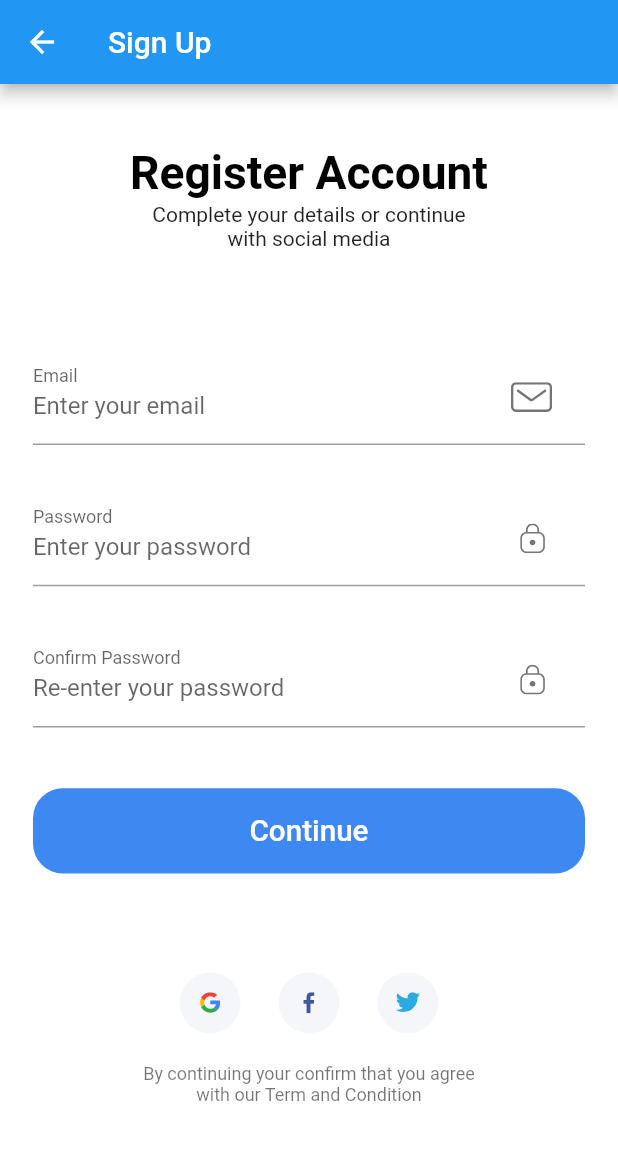
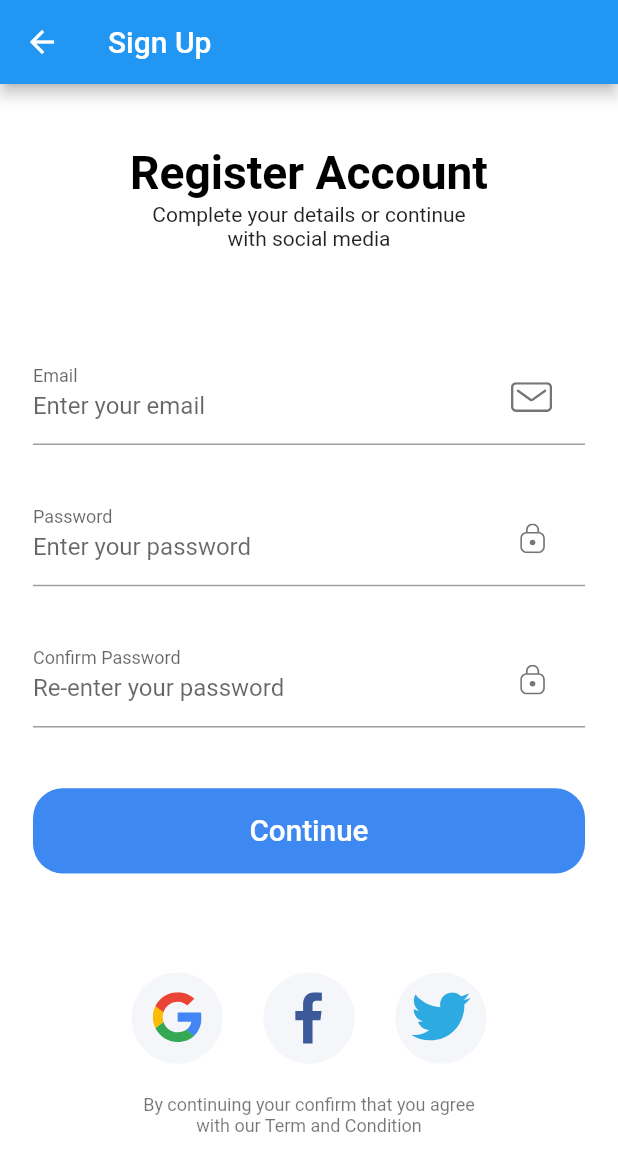
Before and after one commit to TabanschiAlex/store_mobile, a Flutter app: the SignUpScreen screen opened by its route, on a phone screen of 412 x 824 dp. Shown: the top 1171 px of the screen. Run offline on Flutter 3.47's test engine with Material 2 defaults, Android fonts, the phone set to English and light mode, and no system bars; our stand-ins replace flutter_svg; Roboto replaces fonts that are missing (Arial).

Commit message:
social card

```diff
--- a/lib/components/social_card.dart
+++ b/lib/components/social_card.dart
@@ -20,8 +20,8 @@ class SocialCard extends StatelessWidget {
         margin:
             EdgeInsets.symmetric(horizontal: getProportionateScreenWidth(10)),
         padding: EdgeInsets.all(getProportionateScreenWidth(12)),
-        height: getProportionateScreenHeight(40),
-        width: getProportionateScreenWidth(40),
+        height: getProportionateScreenHeight(60),
+        width: getProportionateScreenWidth(60),
         decoration: const BoxDecoration(
           color: Color(0xFFF5F6F9),
           shape: BoxShape.circle,
```
Also changed, not shown: assets/images/welcome_screen/welcome_1.png, assets/images/welcome_screen/welcome_2.png, assets/images/welcome_screen/welcome_3.png.
